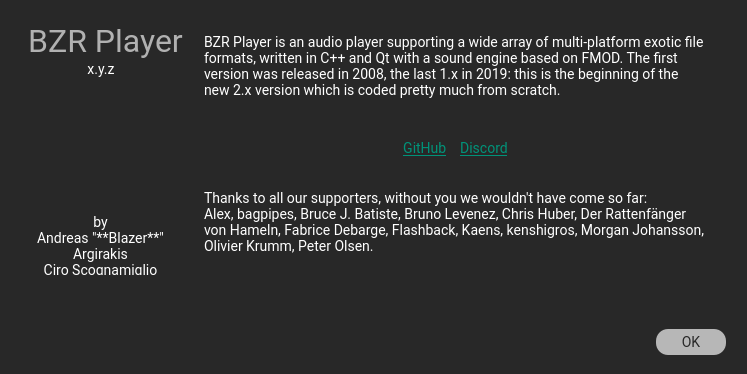
The window that src/app/about.ui (bzr-player/bzr-player) describes before a commit, drawn with Qt 5.
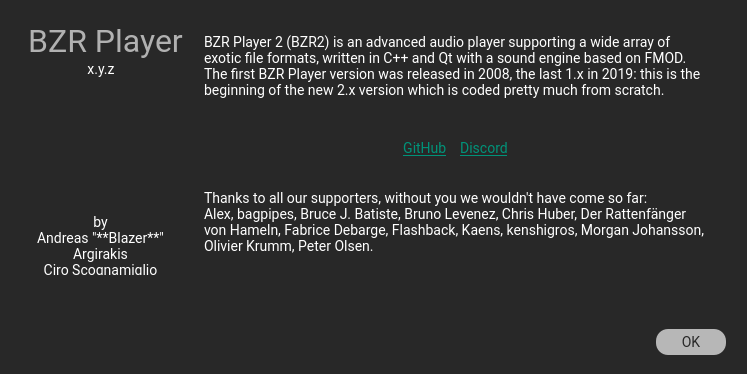
The same window after the commit. Icons and pictures are not drawn.

```diff
--- a/src/app/about.ui
+++ b/src/app/about.ui
@@ -148,7 +148,7 @@
 li.unchecked::marker { content: &quot;\2610&quot;; }
 li.checked::marker { content: &quot;\2612&quot;; }
 &lt;/style&gt;&lt;/head&gt;&lt;body style=&quot; font-family:'Roboto'; font-size:14px; font-weight:400; font-style:normal;&quot;&gt;
-&lt;p style=&quot; margin-top:12px; margin-bottom:12px; margin-left:0px; margin-right:0px; -qt-block-indent:0; text-indent:0px;&quot;&gt;BZR Player is an audio player supporting a wide array of multi-platform exotic file formats, written in C++ and Qt with a sound engine based on FMOD. The first version was released in 2008, the last 1.x in 2019: this is the beginning of the new 2.x version which is coded pretty much from scratch.&lt;/p&gt;
+&lt;p style=&quot; margin-top:12px; margin-bottom:12px; margin-left:0px; margin-right:0px; -qt-block-indent:0; text-indent:0px;&quot;&gt;BZR Player 2 (BZR2) is an advanced audio player supporting a wide array of exotic file formats, written in C++ and Qt with a sound engine based on FMOD. The first BZR Player version was released in 2008, the last 1.x in 2019: this is the beginning of the new 2.x version which is coded pretty much from scratch.&lt;/p&gt;
 &lt;p style=&quot;-qt-paragraph-type:empty; margin-top:12px; margin-bottom:12px; margin-left:0px; margin-right:0px; -qt-block-indent:0; text-indent:0px;&quot;&gt;&lt;br /&gt;&lt;/p&gt;
 &lt;p align=&quot;center&quot; style=&quot; margin-top:0px; margin-bottom:0px; margin-left:0px; margin-right:0px; -qt-block-indent:0; text-indent:0px;&quot;&gt;&lt;a href=&quot;https://github.com/bzr-player/bzr-player&quot;&gt;&lt;span style=&quot; text-decoration: underline; color:#009379;&quot;&gt;GitHub&lt;/span&gt;&lt;/a&gt;    &lt;a href=&quot;https://discord.gg/feEBce8cFe&quot;&gt;&lt;span style=&quot; text-decoration: underline; color:#009379;&quot;&gt;Discord&lt;/span&gt;&lt;/a&gt;&lt;/p&gt;
 &lt;p style=&quot;-qt-paragraph-type:empty; margin-top:0px; margin-bottom:0px; margin-left:0px; margin-right:0px; -qt-block-indent:0; text-indent:0px;&quot;&gt;&lt;br /&gt;&lt;/p&gt;
```
